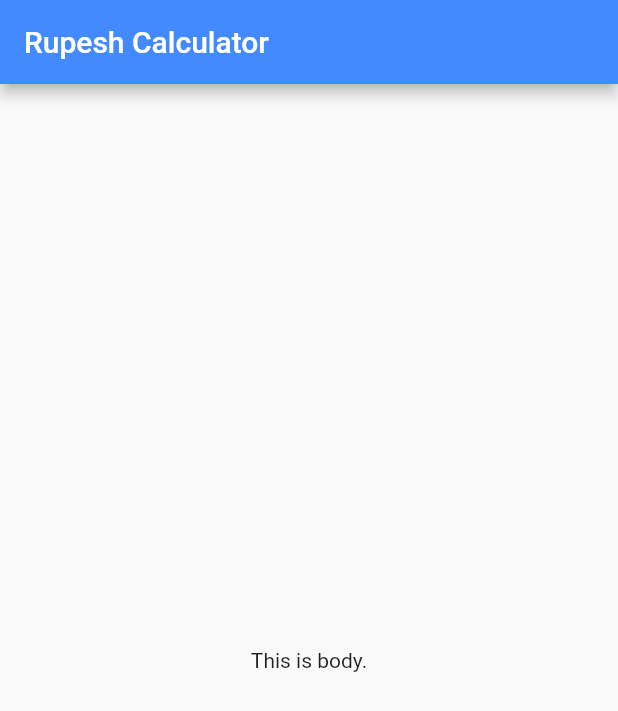
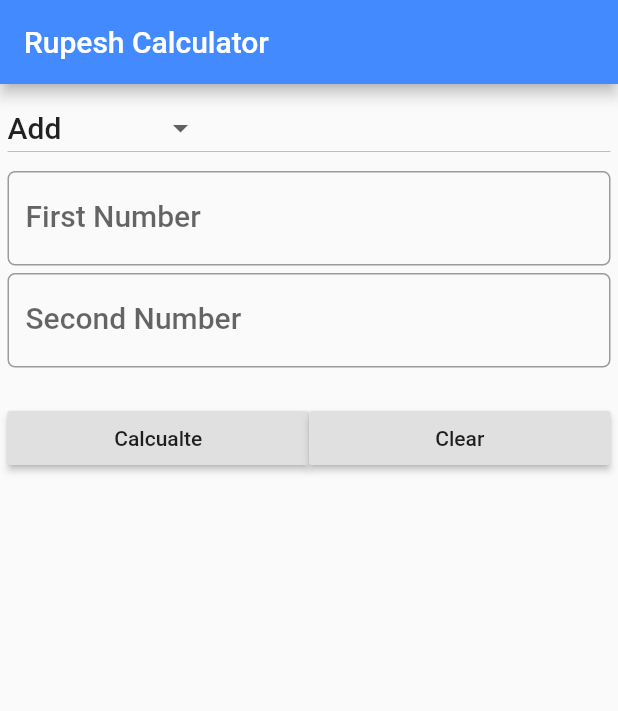
Before and after one commit to RoopsBhasima7/Flutter, a Flutter app: the screen it shows after launch, on a phone screen of 412 x 824 dp. Shown: the top 711 px of the screen. Run offline on Flutter 3.47's test engine with Material 2 defaults, Android fonts, the phone set to English and light mode, and no system bars.

Commit message:
Flutter Calculator

```diff
--- a/rupesh_calculator/lib/main.dart
+++ b/rupesh_calculator/lib/main.dart
@@ -1,30 +1,141 @@
 import 'package:flutter/material.dart';
 
-void main()=> runApp(
-  MaterialApp(
-    title: "Rupesh Calculator",
-    theme: ThemeData(
-      primaryColor: Colors.blueAccent
-    ),
-    home: RUPSCalculator(),
-  )
-);
+void main() => runApp(MaterialApp(
+      title: "Rupesh Calculator",
+      theme: ThemeData(primaryColor: Colors.blueAccent),
+      home: RPSCalculator(),
+    ));
 
-class RUPSCalculator extends StatefulWidget {
+class RPSCalculator extends StatefulWidget {
   @override
-  _RUPSCalculatorState createState() => _RUPSCalculatorState();
+  _RPSCalculatorState createState() => _RPSCalculatorState();
 }
 
-class _RUPSCalculatorState extends State<RUPSCalculator> {
+class _RPSCalculatorState extends State<RPSCalculator> {
+  var _operation = ['Add', 'Subtraction', 'Multiply', 'Divide'];
+  var _values ="Add";
+  var _displayText = "";
+
+  TextEditingController textBox1 = TextEditingController();
+  TextEditingController textBox2 = TextEditingController();
   @override
   Widget build(BuildContext context) {
+    TextStyle textStyle = Theme.of(context).textTheme.title;
     return Scaffold(
-      appBar: AppBar(
-        title: Text('Rupesh Calculator'),
-      ),
-      body: Center(
-        child: Text('This is body.'),
-      ),
-    );
+        appBar: AppBar(
+          title: Text('Rupesh Calculator'),
+        ),
+        body: Container(
+          padding: EdgeInsets.all(5),
+          child: ListView(
+            children: <Widget>[
+              // First Item
+              DropdownButton<String>(
+                value: _values,
+                style: textStyle,
+                items: _operation.map((String values) {
+                  return DropdownMenuItem<String>(
+                      value: values, child: Text(values));
+                }).toList(),
+                onChanged: (value) {
+                  setState(() {
+                    _values = value;
+                    print("Value changed to $value");
+                  });
+
+                },
+
+              ),
+              Padding(
+                padding: EdgeInsets.only(bottom: 5),
+              ),
+              // Second Item
+              TextField(
+                controller: textBox1,
+                keyboardType: TextInputType.number,
+                style: textStyle,
+                decoration: InputDecoration(
+                    labelText: "First Number",
+                    hintText: "100",
+                    border: OutlineInputBorder(
+                        borderRadius: BorderRadius.circular(5.0))),
+              ),
+              Padding(
+                padding: EdgeInsets.only(bottom: 5),
+              ),
+              // Third Item
+              TextField(
+                  controller: textBox2,
+                style: textStyle,
+                keyboardType: TextInputType.number,
+                decoration: InputDecoration(
+                    labelText: "Second Number",
+                    hintText: "80",
+                    border: OutlineInputBorder(
+                        borderRadius: BorderRadius.circular(5.0))),
+              ),
+              // Forth Item
+              Text(_displayText, style: TextStyle(fontSize: 20),),
+              // Fifth Item
+              Row(
+                children: <Widget>[
+                  Expanded(
+                    child: RaisedButton(
+                      child: Text('Calcualte'),
+                      onPressed: () {
+                        setState(() {
+    double first = double.parse(textBox1.text);
+    double second = double.parse(textBox2.text);
+
+    switch (_values) {
+      case "Add":
+        var sum = first+second;
+        _displayText = "The sum is "+sum.toStringAsFixed(0);
+        break;
+
+        case "Subtraction":
+        var dif = first-second;
+        _displayText = "The diff is "+dif.toStringAsFixed(0);
+        break;
+
+        case "Multiply":
+        var mul = first*second;
+        _displayText = "The mul is "+mul.toStringAsFixed(0);
+        break;
+
+        case "Divide":
+        var div = first/second;
+        _displayText = "The div is "+div.toStringAsFixed(0);
+        break;
+      default:
+        _displayText = "Something Went Wrong";
+    }
+                        });
+                      },
+                    ),
+                  ),
+                  Expanded(
+                    child: RaisedButton(
+                      child: Text('Clear'),
+                      onPressed: () {
+                        setState(() {
+                         _clearAll();
+                        });
+                      },
+                    ),
+                  ),
+                ],
+              )
+            ],
+          ),
+        ));
+  }
+  void _clearAll(){
+    textBox1.text = "";
+    textBox2.text = "";
+  }
+
+  void calcuateResult(value){
+
   }
 }
```
